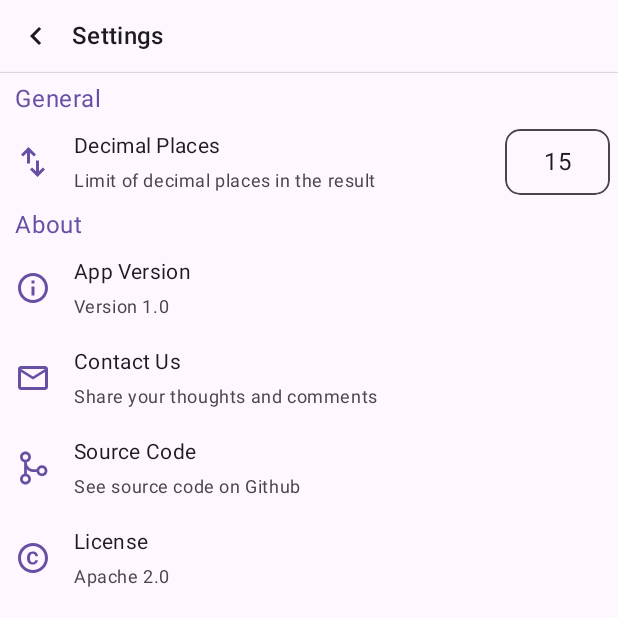
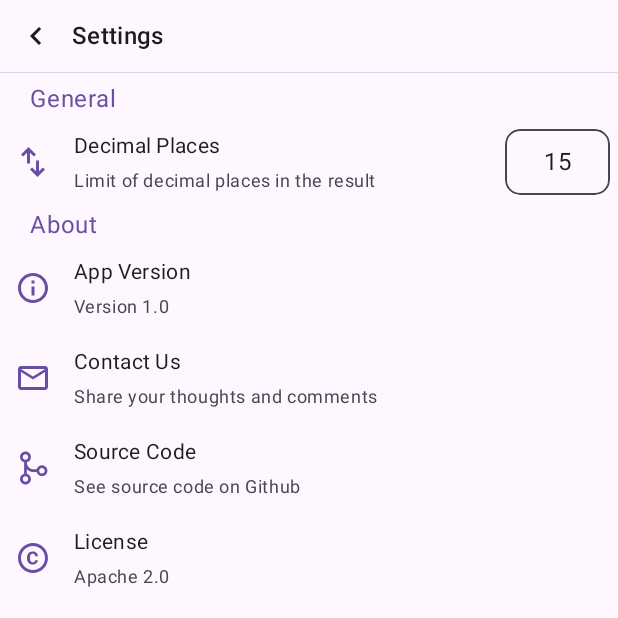
Before and after one commit to ahmmedrejowan/Number-Converter-Compose, an Android app built with Jetpack Compose: the Settings screen opened directly, with no data from a screen before it, on a phone screen of 412 x 824 dp, the top half of it. Run offline under Robolectric (Android 15) with nearby library versions, the phone set to English and light mode, and no system bars; our stand-ins replace livedata-compose.

Commit message:
Minor Adjustments

```diff
--- a/app/build.gradle.kts
+++ b/app/build.gradle.kts
@@ -12,7 +12,7 @@ android {
         minSdk = 24
         targetSdk = 34
         versionCode = 1
-        versionName = "1.0"
+        versionName = "0.1"
 
         testInstrumentationRunner = "androidx.test.runner.AndroidJUnitRunner"
         vectorDrawables {
--- a/app/src/main/java/com/rejowan/numberconverter/view/Settings.kt
+++ b/app/src/main/java/com/rejowan/numberconverter/view/Settings.kt
@@ -94,7 +94,7 @@ class Settings : ComponentActivity() {
 
                 Text(
                     text = "General",
-                    modifier = Modifier.padding(10.dp, 0.dp),
+                    modifier = Modifier.padding(20.dp, 0.dp),
                     color = MaterialTheme.colorScheme.primary
                 )
 
@@ -104,7 +104,7 @@ class Settings : ComponentActivity() {
 
                 Text(
                     text = "About",
-                    modifier = Modifier.padding(10.dp, 0.dp),
+                    modifier = Modifier.padding(20.dp, 0.dp),
                     color = MaterialTheme.colorScheme.primary
                 )
 
```
